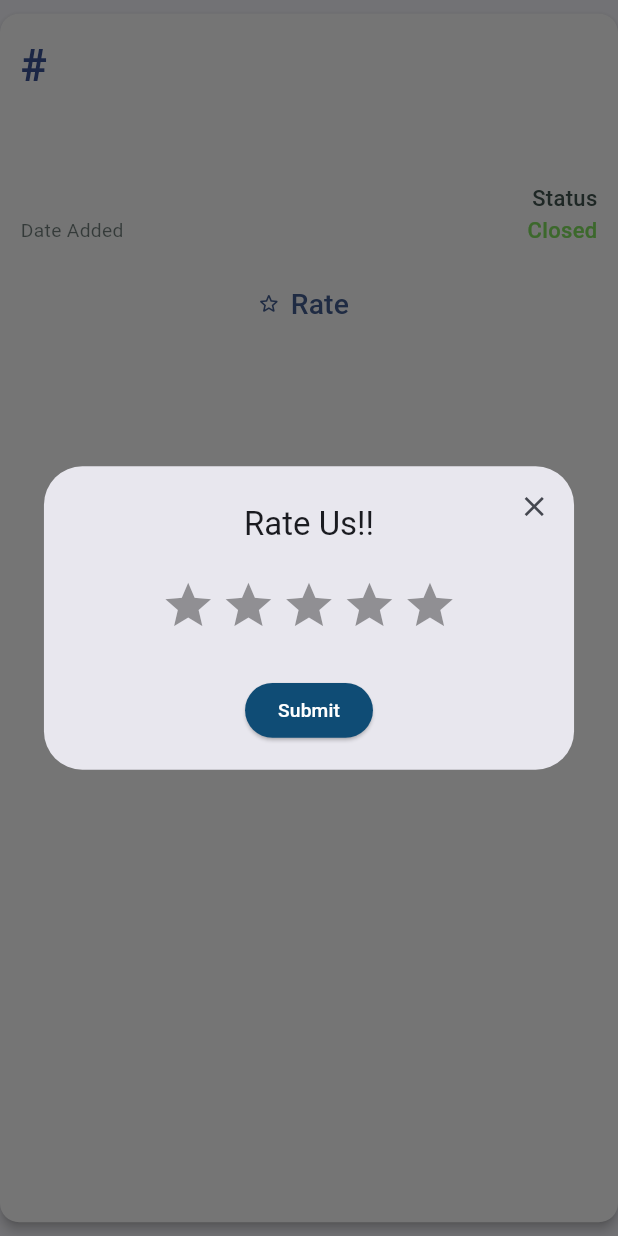
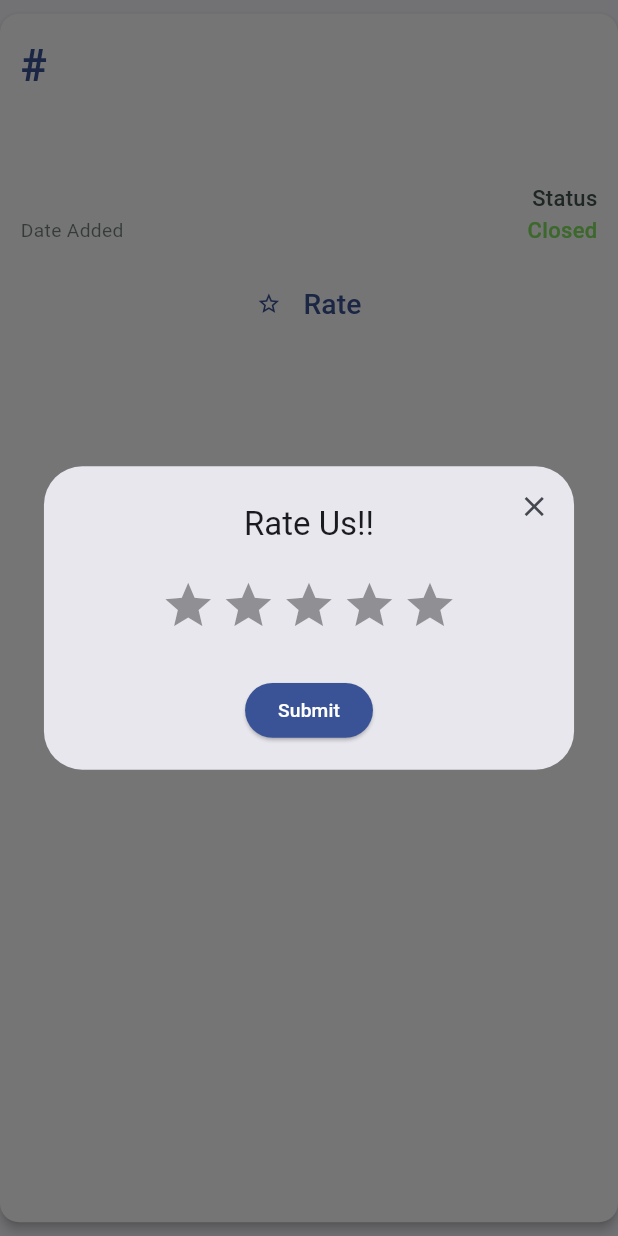
Before and after one commit to Broadway-Communications/Flutter-Application, a Flutter app: the ComplaintCard widget shown alone on an empty page, opened directly with empty values, after a tap on "Rate", on a phone screen of 412 x 824 dp. Run offline on Flutter 3.47's test engine with Material 2 defaults, Android fonts, the phone set to English and light mode, and no system bars; drawn by our look-alikes of flutter_rating_bar; our stand-ins replace auto_route, device_preview, flutter_screenutil, google_fonts, responsive_framework; network calls fail.

Commit message:
fix: rate button in complaint card (#39)

```diff
--- a/lib/app/widgets/complaint_card.dart
+++ b/lib/app/widgets/complaint_card.dart
@@ -141,16 +141,16 @@ class _ComplaintCardState extends State<ComplaintCard> {
                     child: Center(
                       child: rating == -1
                           ? rateButton(context)
-                          : Column(
+                          : Row(
                               mainAxisAlignment: MainAxisAlignment.spaceAround,
                               children: [
                                 RatingBarIndicator(
-                                    itemSize: 23,
+                                    itemSize: 30,
                                     rating: rating,
                                     itemBuilder: (context, index) {
-                                      return Icon(
+                                      return const Icon(
                                         Icons.star,
-                                        color: Colors.blue[900],
+                                        color: Color(0xFF3A5396),
                                       );
                                     }),
                                 rateButton(context)
@@ -165,9 +165,7 @@ class _ComplaintCardState extends State<ComplaintCard> {
   }
 
   Widget rateButton(BuildContext context) {
-    return ElevatedButton(
-      style: ElevatedButton.styleFrom(
-          elevation: 0, backgroundColor: Colors.transparent),
+    return TextButton(
       onPressed: () => showDialog(
         context: context,
         builder: (context) {
@@ -177,21 +175,30 @@ class _ComplaintCardState extends State<ComplaintCard> {
       ),
       child: SizedBox(
         width: MediaQuery.of(context).size.width * 0.17,
-        child: Row(
-          // mainAxisAlignment: MainAxisAlignment.spaceBetween,
+        child: rating == -1
+            ? Row(
+                mainAxisAlignment: MainAxisAlignment.spaceBetween,
                 children: [
-            rating == -1
-                ? const Padding(
+                  const Padding(
                     padding: EdgeInsets.only(right: 7),
-                    child: Icon(Icons.star_border_rounded),
-                  )
-                : const SizedBox.shrink(),
+                    child: Icon(
+                      Icons.star_border,
+                      color: Color(0xFF3A5396),
+                    ),
+                  ),
                   Text(
                     'Rate',
-              textAlign: TextAlign.end,
-              style: TextStyle(fontSize: 18.sp),
+                    textAlign: TextAlign.center,
+                    style: TextStyle(
+                        fontSize: 18.sp, color: const Color(0xFF3A5396)),
                   ),
                 ],
+              )
+            : Text(
+                '$rating/5', // Display rating
+                textAlign: TextAlign.center,
+                style:
+                    TextStyle(fontSize: 18.sp, color: const Color(0xFF3A5396)),
               ),
       ),
     );
@@ -239,9 +246,9 @@ class _ComplaintCardState extends State<ComplaintCard> {
                 itemPadding: const EdgeInsets.all(2),
                 allowHalfRating: true,
                 itemBuilder: (context, index) {
-                  return Icon(
+                  return const Icon(
                     Icons.star,
-                    color: Colors.blue[900],
+                    color: Color(0xFF3A5396),
                   );
                 },
                 onRatingUpdate: (newRating) {
@@ -259,7 +266,7 @@ class _ComplaintCardState extends State<ComplaintCard> {
                 style: ButtonStyle(
                   backgroundColor: MaterialStateProperty.resolveWith<Color>(
                     (Set<MaterialState> states) {
-                      return const Color(0xFF0F4C75);
+                      return const Color(0xFF3A5396);
                     },
                   ),
                 ),
--- a/lib/app/widgets/plan_status_card.dart
+++ b/lib/app/widgets/plan_status_card.dart
@@ -108,7 +108,7 @@ class _PlanStatusCardState extends State<PlanStatusCard> {
           Padding(
             padding: const EdgeInsets.only(top: 1, left: 17, bottom: 8),
             child: ElevatedButton(
-              onPressed: () {},
+              onPressed: null,
               style: ElevatedButton.styleFrom(
                   backgroundColor: const Color.fromARGB(255, 253, 88, 82),
                   shape: RoundedRectangleBorder(
--- a/lib/main.dart
+++ b/lib/main.dart
@@ -8,7 +8,7 @@ import 'package:flutter_screenutil/flutter_screenutil.dart';
 void main() async {
   await ScreenUtil.ensureScreenSize();
   runApp(DevicePreview(
-    enabled: true,
+    enabled: false,
     builder: (context) => const MyApp(),
   ));
   SystemChrome.setSystemUIOverlayStyle(const SystemUiOverlayStyle(
```
Lines whose indentation alone changed are shown as unchanged.
